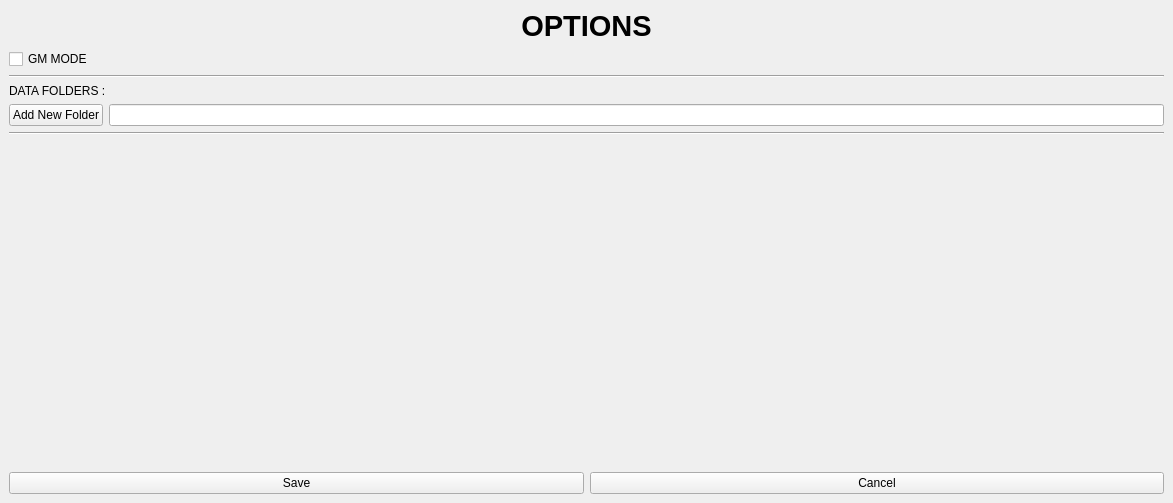
Old version of the form ShipboardTools/Window_Options.ui in the repository AganDur/TravellerTool.
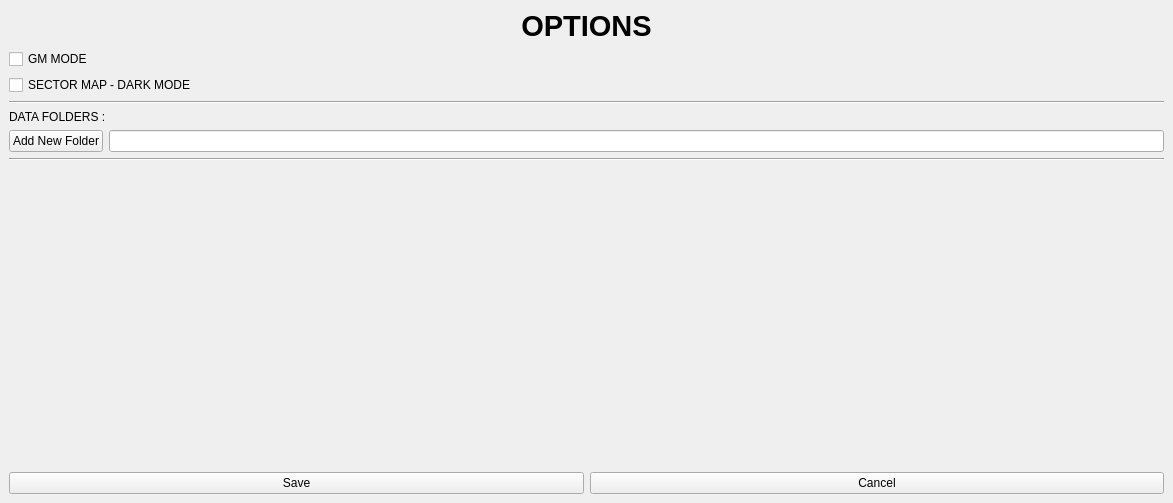
New version of the form.

Commit message: Starting Dark Mode Functionality

Patch:
```diff
--- a/ShipboardTools/Window_Options.ui
+++ b/ShipboardTools/Window_Options.ui
@@ -44,6 +44,13 @@
       </property>
      </widget>
     </item>
+    <item>
+     <widget class="QCheckBox" name="darkModeSelector">
+      <property name="text">
+       <string>SECTOR MAP - DARK MODE</string>
+      </property>
+     </widget>
+    </item>
     <item>
      <widget class="Line" name="line_2">
       <property name="orientation">
```
Left out of the diff: 8 changed lines with no effect on the pictures. The commit also changes 11 other files.
